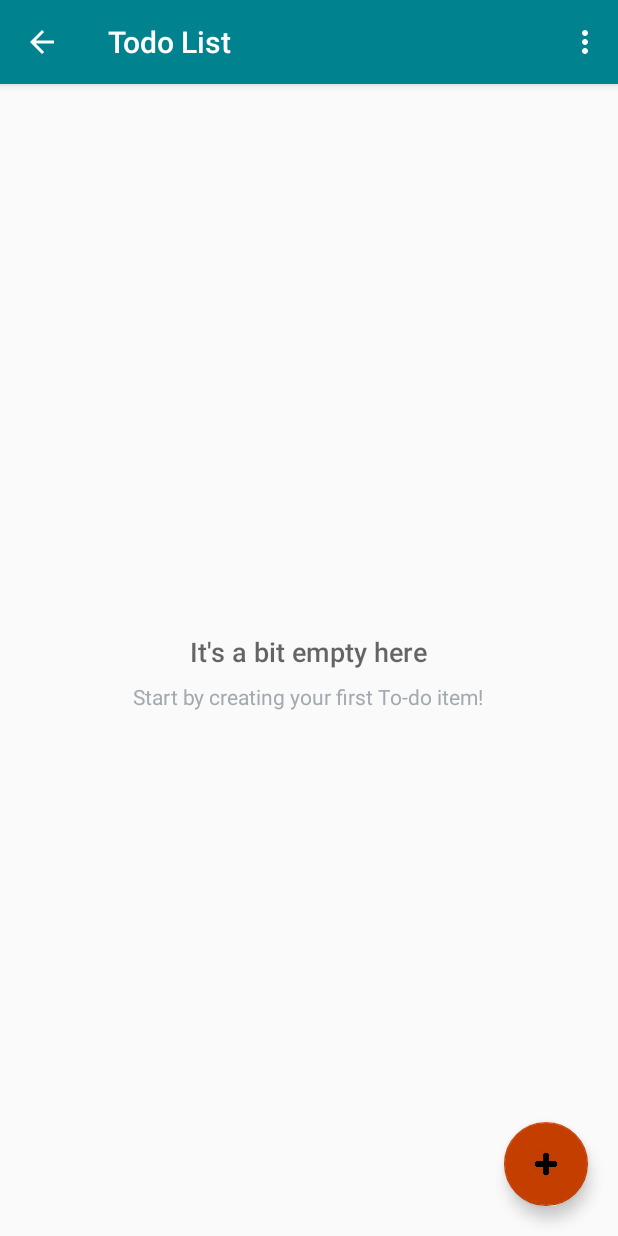
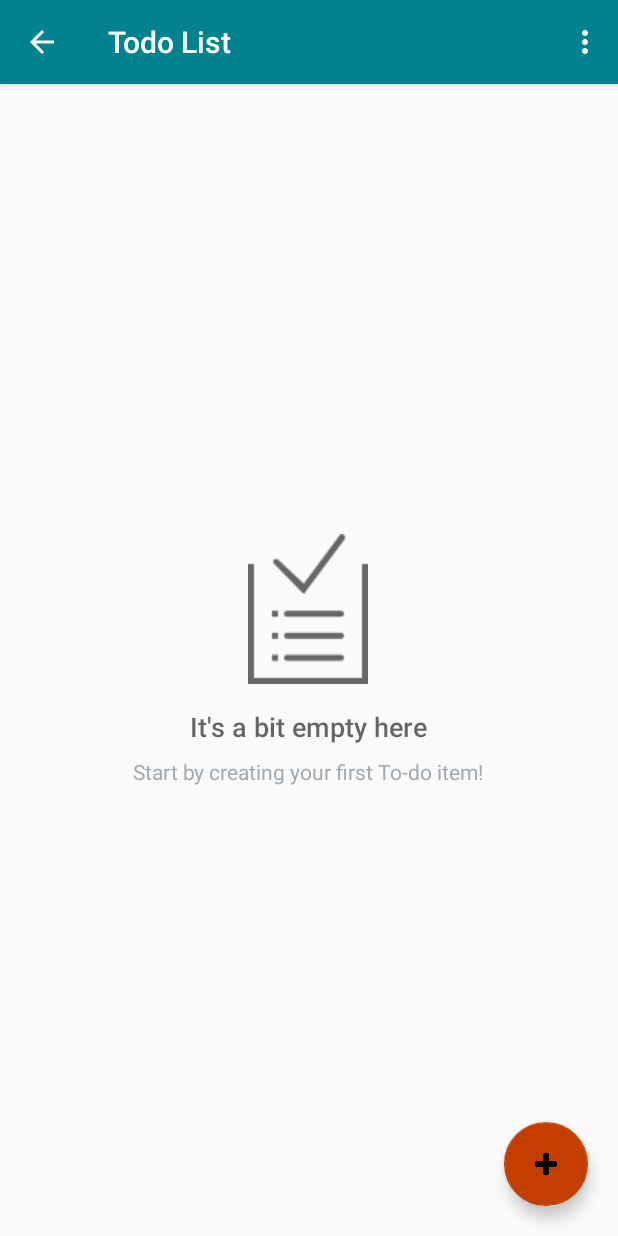
Before and after one commit to xuhong98/FocusTime, an Android app: the ToDoActivity screen opened directly, with no data from a screen before it, on a phone screen of 412 x 824 dp. Run offline under Robolectric (Android 15) with nearby library versions, the light colour scheme and no system bars.

Commit message:
Add empty todo image

```diff
--- a/app/src/main/res/layout/activity_to_do.xml
+++ b/app/src/main/res/layout/activity_to_do.xml
@@ -1,5 +1,4 @@
-<?xml version="1.0" encoding="utf-8"?>
-<!-- Copyright (C) 2016 The Android Open Source Project
+<?xml version="1.0" encoding="utf-8"?><!-- Copyright (C) 2016 The Android Open Source Project
      Licensed under the Apache License, Version 2.0 (the "License");
      you may not use this file except in compliance with the License.
      You may obtain a copy of the License at
@@ -9,8 +8,7 @@
      WITHOUT WARRANTIES OR CONDITIONS OF ANY KIND, either express or implied.
      See the License for the specific language governing permissions and
      limitations under the License.
--->
-<!-- Layout for the list of pets -->
+--><!-- Layout for the list of pets -->
 <RelativeLayout xmlns:android="http://schemas.android.com/apk/res/android"
     xmlns:tools="http://schemas.android.com/tools"
     android:layout_width="match_parent"
@@ -20,37 +18,55 @@
     <!-- Empty view for the list -->
     <RelativeLayout
         android:id="@+id/empty_view"
+        android:layout_width="match_parent"
+        android:layout_height="match_parent"
+        android:layout_centerInParent="true">
+
+        <RelativeLayout
             android:layout_width="wrap_content"
             android:layout_height="wrap_content"
-        android:layout_centerInParent="true">
+            android:orientation="vertical"
+            android:layout_centerHorizontal="true"
+            android:layout_centerVertical="true">
+
+            <ImageView
+                android:id="@+id/todo_empty_image"
+                android:layout_width="wrap_content"
+                android:layout_height="wrap_content"
+                android:src="@drawable/todo"
+                android:layout_centerHorizontal="true" />
 
             <TextView
                 android:id="@+id/empty_title_text"
                 android:layout_width="wrap_content"
                 android:layout_height="wrap_content"
-            android:layout_centerHorizontal="true"
                 android:fontFamily="sans-serif-medium"
                 android:paddingTop="16dp"
+                android:layout_below="@+id/todo_empty_image"
                 android:text="It's a bit empty here"
-            android:textAppearance="?android:textAppearanceMedium"/>
+                android:layout_centerHorizontal="true"
+                android:textAppearance="?android:textAppearanceMedium" />
+
 
             <TextView
                 android:id="@+id/empty_subtitle_text"
                 android:layout_width="wrap_content"
                 android:layout_height="wrap_content"
                 android:layout_below="@+id/empty_title_text"
-            android:layout_centerHorizontal="true"
                 android:fontFamily="sans-serif"
                 android:paddingTop="8dp"
+                android:layout_centerHorizontal="true"
                 android:text="Start by creating your first To-do item!"
                 android:textAppearance="?android:textAppearanceSmall"
-            android:textColor="#A2AAB0"/>
+                android:textColor="#A2AAB0" />
+        </RelativeLayout>
+
     </RelativeLayout>
 
     <ListView
         android:id="@+id/list"
         android:layout_width="match_parent"
-        android:layout_height="match_parent"/>
+        android:layout_height="match_parent" />
 
     <android.support.design.widget.FloatingActionButton
         android:id="@+id/fab"
@@ -60,5 +76,5 @@
         android:layout_alignParentRight="true"
         android:layout_margin="20dp"
         android:src="@drawable/plus_icon"
-        app:backgroundTint="@color/colorSecondaryDark"/>
+        app:backgroundTint="@color/colorSecondaryDark" />
 </RelativeLayout>
```
Also changed, not shown: app/src/main/res/drawable/todo.png (added). Lines whose indentation alone changed are shown as unchanged.
